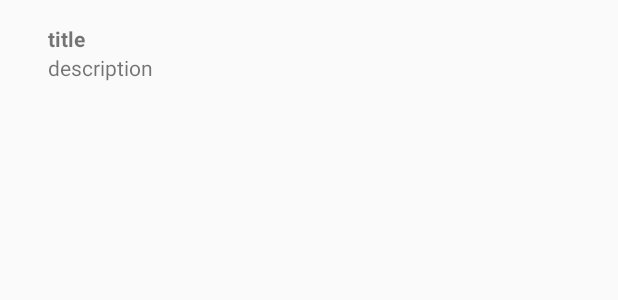
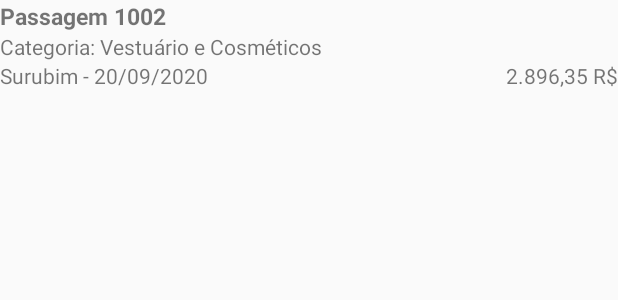
Before and after one commit to ramonsantos/expenses-notebook-android-app, an Android app: the layout item_expense.xml on its own in the app's theme, with its tools: preview values and no code run, on a phone screen of 412 x 824 dp. Shown: the top 300 px of the screen. Run offline under Robolectric (Android 15) with nearby library versions, the phone set to English and light mode, and no system bars.

Commit message:
Add fields to Expenses list item

```diff
--- a/app/src/main/res/layout/activity_main.xml
+++ b/app/src/main/res/layout/activity_main.xml
@@ -28,6 +28,6 @@
         android:layout_height="wrap_content"
         android:layout_gravity="bottom|end"
         android:layout_margin="@dimen/fab_margin"
-        app:srcCompat="@android:drawable/ic_dialog_email" />
+        app:srcCompat="@drawable/ic_add_24px" />
 
 </androidx.coordinatorlayout.widget.CoordinatorLayout>
--- a/app/src/main/res/layout/item_expense.xml
+++ b/app/src/main/res/layout/item_expense.xml
@@ -1,25 +1,45 @@
 <?xml version="1.0" encoding="utf-8"?>
-<LinearLayout xmlns:android="http://schemas.android.com/apk/res/android"
-    android:orientation="vertical"
+<androidx.constraintlayout.widget.ConstraintLayout xmlns:android="http://schemas.android.com/apk/res/android"
+    xmlns:app="http://schemas.android.com/apk/res-auto"
+    xmlns:tools="http://schemas.android.com/tools"
     android:layout_width="match_parent"
     android:layout_height="wrap_content"
-    android:layout_gravity="center_horizontal"
-    android:padding="16dp">
+    android:layout_gravity="center_horizontal">
 
     <TextView
         android:id="@+id/item_expense_description"
         android:layout_width="wrap_content"
         android:layout_height="wrap_content"
-        android:layout_gravity="left"
-        android:paddingLeft="16dp"
-        android:text="title"
-        android:textStyle="bold"/>
+        android:text="Passagem 1002"
+        android:textSize="15sp"
+        android:textStyle="bold"
+        app:layout_constraintStart_toStartOf="parent"
+        app:layout_constraintTop_toTopOf="parent" />
 
     <TextView
-        android:id="@+id/item_expense_value"
+        android:id="@+id/item_expense_amount"
         android:layout_width="wrap_content"
         android:layout_height="wrap_content"
-        android:layout_gravity="left"
-        android:paddingLeft="16dp"
-        android:text="description"/>
-</LinearLayout>
+        android:text="2.896,35 R$"
+        app:layout_constraintBottom_toBottomOf="@+id/item_expense_place_and_date"
+        app:layout_constraintEnd_toEndOf="parent"
+        app:layout_constraintTop_toTopOf="@+id/item_expense_place_and_date" />
+
+    <TextView
+        android:id="@+id/item_expense_category"
+        android:layout_width="wrap_content"
+        android:layout_height="wrap_content"
+        android:text="Categoria: Vestuário e Cosméticos"
+        app:layout_constraintStart_toStartOf="parent"
+        app:layout_constraintTop_toBottomOf="@+id/item_expense_description" />
+
+    <TextView
+        android:id="@+id/item_expense_place_and_date"
+        android:layout_width="wrap_content"
+        android:layout_height="wrap_content"
+        android:text="Surubim - 20/09/2020"
+        app:layout_constraintStart_toStartOf="parent"
+        app:layout_constraintTop_toBottomOf="@+id/item_expense_category" />
+
+
+</androidx.constraintlayout.widget.ConstraintLayout>
```
Also changed, not shown: app/src/main/java/io/github/ramonsantos/expensesnotebook/MainActivity.kt (+10 -7 lines), app/src/main/java/io/github/ramonsantos/expensesnotebook/ui/ExpenseFormActivity.kt (+6 -24 lines), app/src/main/java/io/github/ramonsantos/expensesnotebook/ui/ExpenseViewHolder.kt (+22 -3 lines), app/src/main/java/io/github/ramonsantos/expensesnotebook/util/StringUtil.kt (added, +27 -0 lines), app/src/main/res/drawable/ic_add_24px.xml (added, +9 -0 lines).
